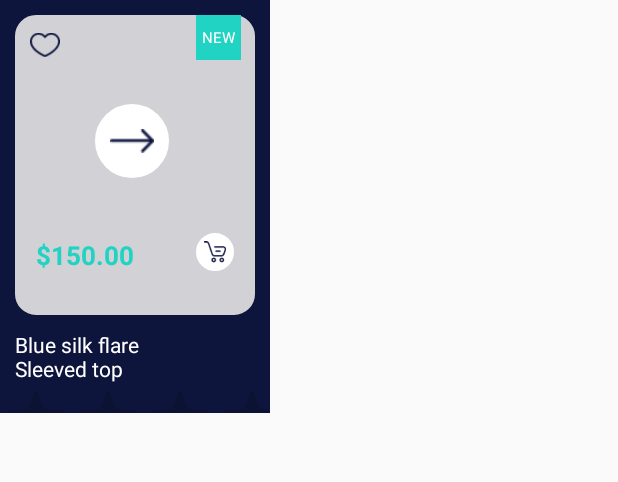
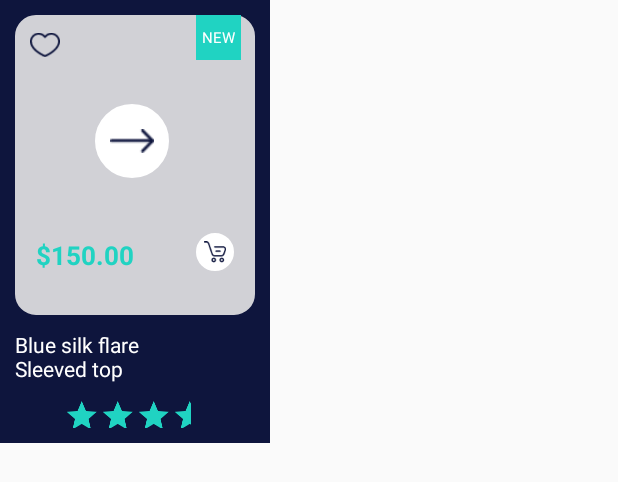
Before and after one commit to SpinnerTechAndro/AfiqSouq, an Android app: the layout fragmeny_shop.xml on its own in the app's theme, with its tools: preview values and no code run, on a phone screen of 412 x 824 dp. Shown: the top 482 px of the screen. Run offline under Robolectric (Android 15) with nearby library versions, the phone set to English and light mode, and no system bars.

Commit message:
SignUp,Verification,Reset Password,Splash,Filter,Home,My Account,My Cart,Order Success,Product Details,Search,Shop,Shopping Cart

```diff
--- a/app/src/main/res/layout/activity_shop.xml
+++ b/app/src/main/res/layout/activity_shop.xml
@@ -86,7 +86,7 @@
                     app:layout_constraintEnd_toEndOf="parent"
                     app:layout_constraintHorizontal_bias="0.83"
                     app:layout_constraintStart_toStartOf="parent"
-                    app:srcCompat="@drawable/cart_icon_1"
+                    app:srcCompat="@drawable/filter_icon_1"
                     tools:layout_editor_absoluteY="20dp"
                     tools:ignore="MissingConstraints,VectorDrawableCompat" />
 
--- a/app/src/main/res/layout/activity_shopping_cart.xml
+++ b/app/src/main/res/layout/activity_shopping_cart.xml
@@ -258,9 +258,9 @@
         android:layout_marginLeft="140dp">
 
         <TextView
-            android:layout_width="60dp"
+            android:layout_width="wrap_content"
             android:layout_height="wrap_content"
-            android:text="@string/total"
+            android:text="@string/tobe_paid"
             android:textColor="@color/cyan"
             android:textAllCaps="false"/>
 
--- a/app/src/main/res/layout/fragmeny_shop.xml
+++ b/app/src/main/res/layout/fragmeny_shop.xml
@@ -94,8 +94,13 @@
 
     <RatingBar
         android:id="@+id/ratingbar_shopfr_rating"
-        android:layout_width="match_parent"
-        android:layout_height="20dp"
+        android:layout_width="170dp"
+        android:layout_height="40dp"
+        android:progressBackgroundTint="@color/cyan"
+        android:progressTint="@color/white"
+        android:scaleX="0.5"
+        android:scaleY="0.5"
+        android:max="5"
         />
 
 </LinearLayout>
```
